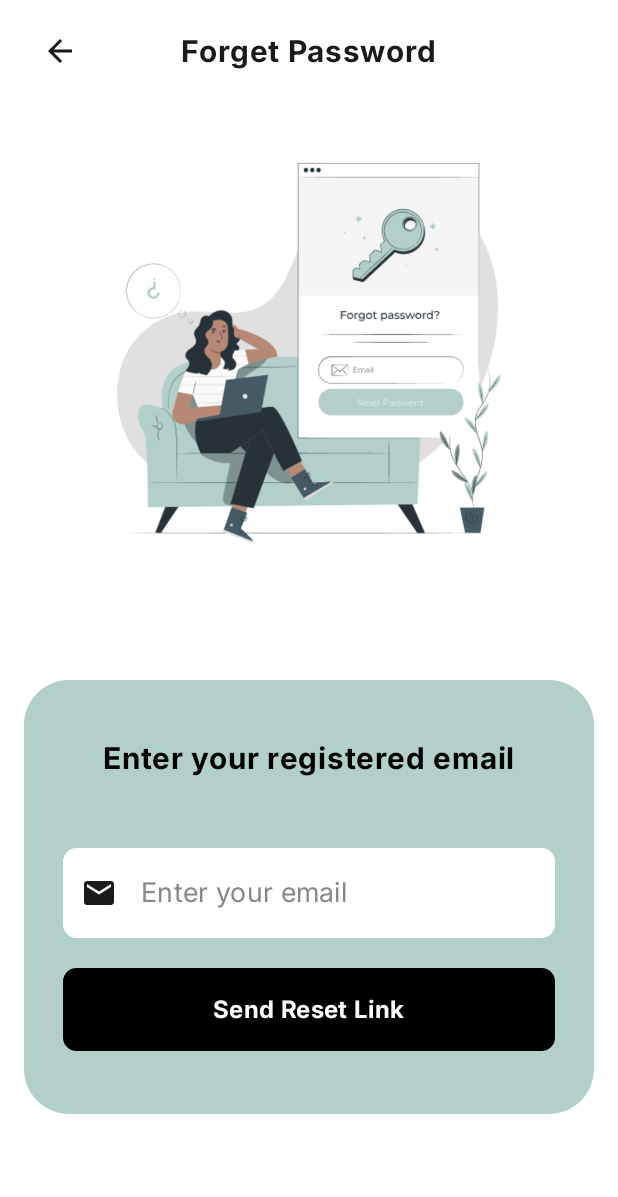
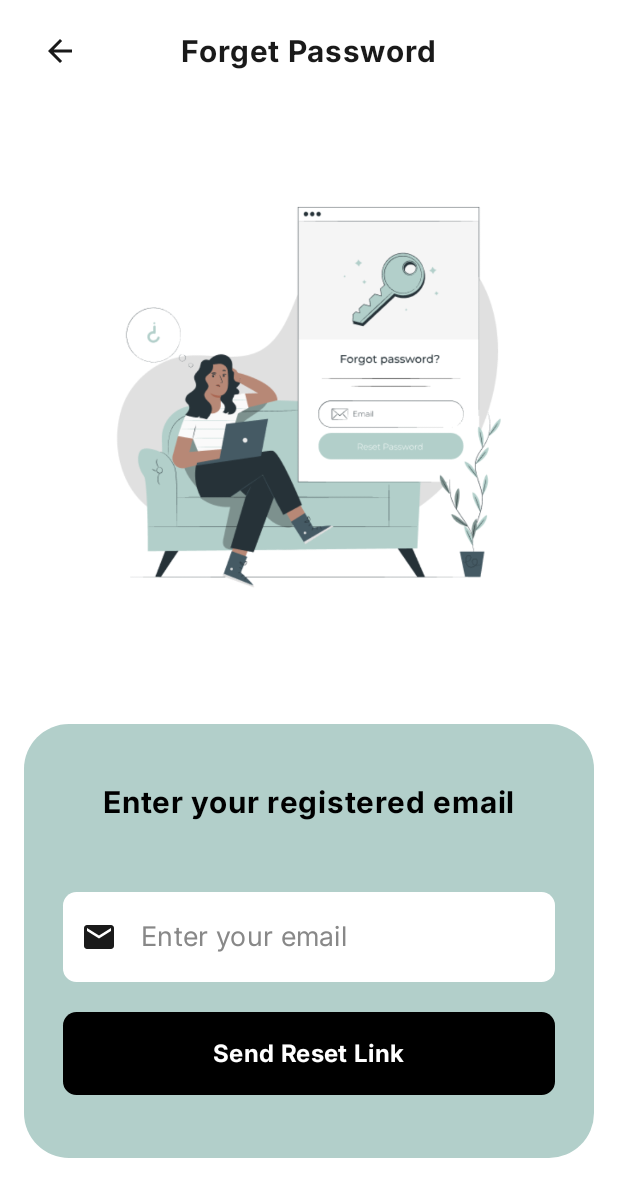
Before and after one commit to bsoc-bitbyte/DigiGate, an Android app built with Jetpack Compose: the composable ForgetPasswordScreenContent shown on its own in the app's theme, on a phone screen of 412 x 824 dp. Shown: the top 1197 px of the screen. Run offline under Robolectric (Android 15) with nearby library versions, the phone set to English and light mode, and no system bars; our stand-ins replace Material 3 Expressive styles (plain Material 3 is drawn).

Commit message:
Updated the files as per asked changes

```diff
--- a/app/src/main/java/com/tpc/digigate/ui/screens/authentication/forgetPassword/ForgetPasswordScreen.kt
+++ b/app/src/main/java/com/tpc/digigate/ui/screens/authentication/forgetPassword/ForgetPasswordScreen.kt
@@ -24,7 +24,6 @@ import androidx.compose.material3.CircularProgressIndicator
 import androidx.compose.material3.Icon
 import androidx.compose.material3.IconButton
 import androidx.compose.material3.MaterialTheme
-import androidx.compose.material3.Scaffold
 import androidx.compose.material3.Surface
 import androidx.compose.material3.Text
 import androidx.compose.runtime.Composable
@@ -83,24 +82,24 @@ fun ForgetPasswordScreenContent(
 ) {
     val focusManager = LocalFocusManager.current
 
-    Scaffold(
-        topBar = {
-            TopBar(
-                onBackClicked = { onBack() }
-            )
-        }
-    ) {
+    Column(
+        modifier = Modifier
+            .fillMaxSize()
+            .background(MaterialTheme.colorScheme.background),
+
+        ) {
+        TopBar(
+            onBackClicked = { onBack() }
+        )
         Box(
             modifier = Modifier
-                .fillMaxSize()
-                .padding(bottom = it.calculateBottomPadding()),
+                .fillMaxSize(),
             contentAlignment = Alignment.Center
         ) {
             Column(
                 modifier = Modifier
                     .fillMaxSize()
-                    .padding(horizontal = 16.dp)
-                    .background(MaterialTheme.colorScheme.background),
+                    .padding(horizontal = 16.dp),
                 verticalArrangement = Arrangement.Center,
                 horizontalAlignment = Alignment.CenterHorizontally
             ) {
@@ -220,6 +219,7 @@ fun TopBar(
             style = MaterialTheme.typography.bodyLarge.copy(
                 fontWeight = FontWeight.Bold
             ),
+            color = MaterialTheme.colorScheme.onBackground,
             modifier = Modifier.align(Alignment.Center)
         )
         IconButton(
@@ -228,6 +228,7 @@ fun TopBar(
             Icon(
                 imageVector = Icons.Default.ArrowBack,
                 contentDescription = "Navigate back",
+                tint = MaterialTheme.colorScheme.onBackground,
             )
         }
     }
```
Also changed, not shown: app/src/main/java/com/tpc/digigate/ui/screens/authentication/emailSentConfirmation/EmailConfirmationViewModel.kt (+6 -17 lines), app/src/main/java/com/tpc/digigate/ui/screens/authentication/emailSentConfirmation/EmailSentConfirmationScreen.kt (+11 -6 lines), app/src/main/java/com/tpc/digigate/ui/screens/authentication/forgetPassword/ForgetPasswordViewModel.kt (+6 -15 lines), 1 other file.
